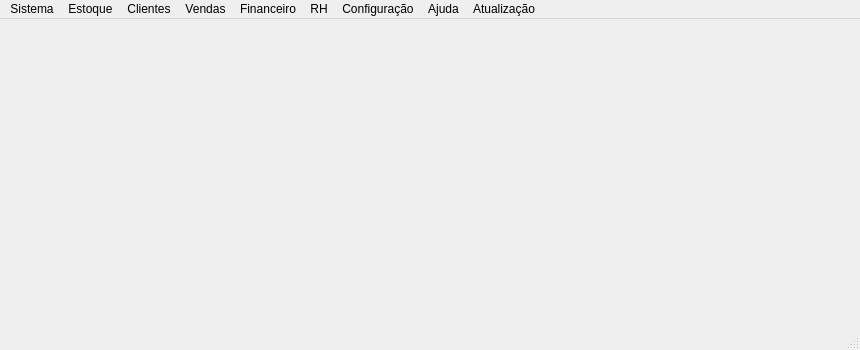
First picture: the form in ui_code/MainWindow.ui, repository andersonlrsilva/Controle_de_Estoque, before the edit.
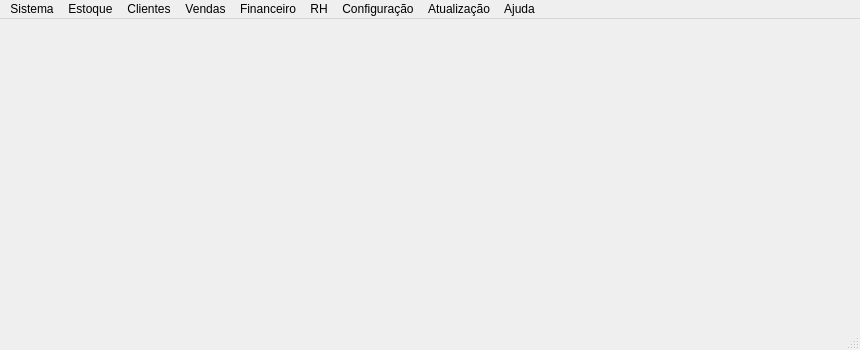
Second picture: the form after the edit.

Diff of the .ui file:
```diff
--- a/ui_code/MainWindow.ui
+++ b/ui_code/MainWindow.ui
@@ -29,7 +29,7 @@
      <x>0</x>
      <y>0</y>
      <width>860</width>
-     <height>33</height>
+     <height>21</height>
     </rect>
    </property>
    <widget class="QMenu" name="menuEstoque">
@@ -137,8 +137,8 @@
    <addaction name="menuFinanceiro"/>
    <addaction name="menuRH"/>
    <addaction name="menuconfiguracao"/>
-   <addaction name="menuajuda"/>
    <addaction name="menuAtualizacao"/>
+   <addaction name="menuajuda"/>
   </widget>
   <widget class="QStatusBar" name="statusbar"/>
   <action name="actionCompras">
```
Left out of the diff: 5 changed lines with no effect on the pictures.
